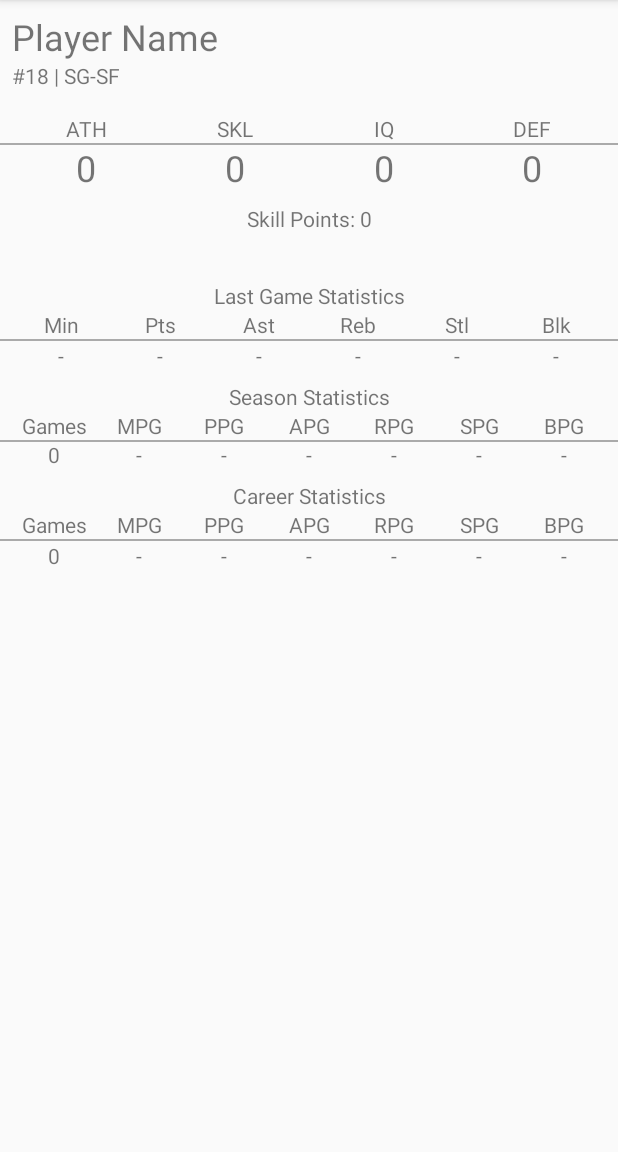
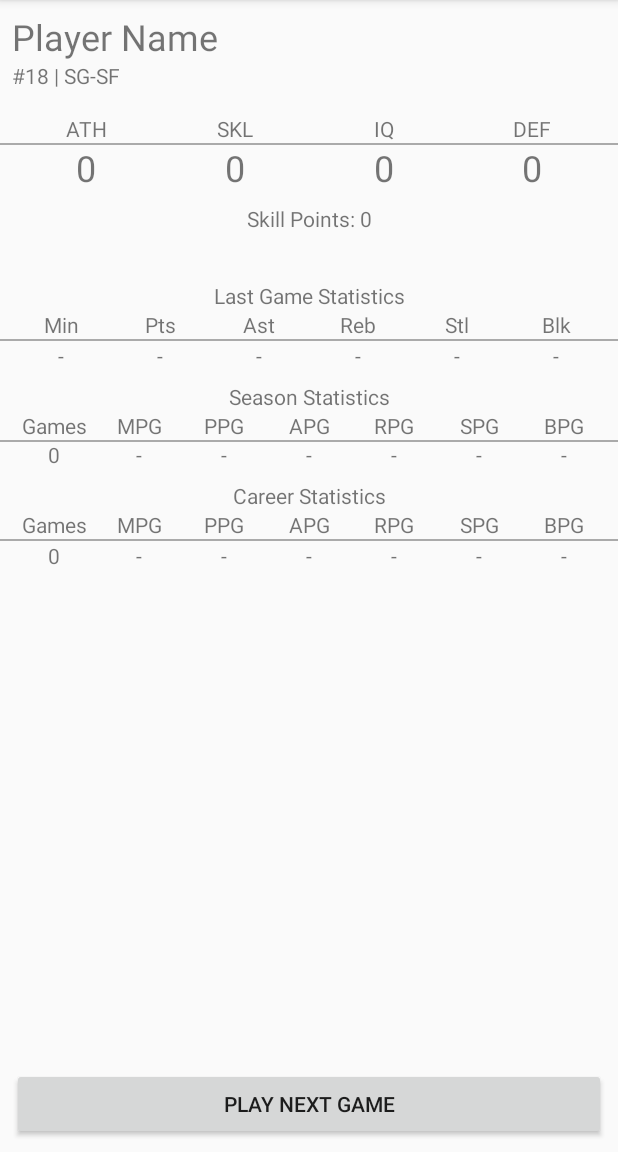
Before and after one commit to ryanmcalpin/basketball-rpg-android, an Android app: the MainActivity screen opened directly, with no data from a screen before it, on a phone screen of 412 x 824 dp, the part 84-1236 px from its top. Run offline under Robolectric (Android 15) with nearby library versions, the phone set to English and light mode, and no system bars.

Commit message:
add button

```diff
--- a/app/src/main/res/layout/activity_main.xml
+++ b/app/src/main/res/layout/activity_main.xml
@@ -36,7 +36,7 @@
         android:layout_width="wrap_content"
         android:layout_height="wrap_content"
         android:orientation="vertical"
-        app:layout_constraintGuide_begin="180dp" />
+        app:layout_constraintGuide_percent="0.5" />
 
     <LinearLayout
         android:id="@+id/linearLayout"
@@ -571,6 +571,7 @@
         app:layout_constraintTop_toBottomOf="@+id/linearLayout7" />
 
     <LinearLayout
+        android:id="@+id/linearLayout8"
         android:layout_width="0dp"
         android:layout_height="wrap_content"
         android:layout_marginEnd="8dp"
@@ -638,4 +639,20 @@
             android:textAlignment="center" />
     </LinearLayout>
 
+    <Button
+        android:id="@+id/play_button"
+        android:layout_width="0dp"
+        android:layout_height="48dp"
+        android:layout_marginBottom="8dp"
+        android:layout_marginEnd="8dp"
+        android:layout_marginStart="8dp"
+        android:layout_marginTop="8dp"
+        android:text="Play Next Game"
+        app:layout_constraintBottom_toBottomOf="parent"
+        app:layout_constraintEnd_toEndOf="parent"
+        app:layout_constraintHorizontal_bias="0.0"
+        app:layout_constraintStart_toStartOf="parent"
+        app:layout_constraintTop_toBottomOf="@+id/linearLayout8"
+        app:layout_constraintVertical_bias="1.0" />
+
 </android.support.constraint.ConstraintLayout>
```
